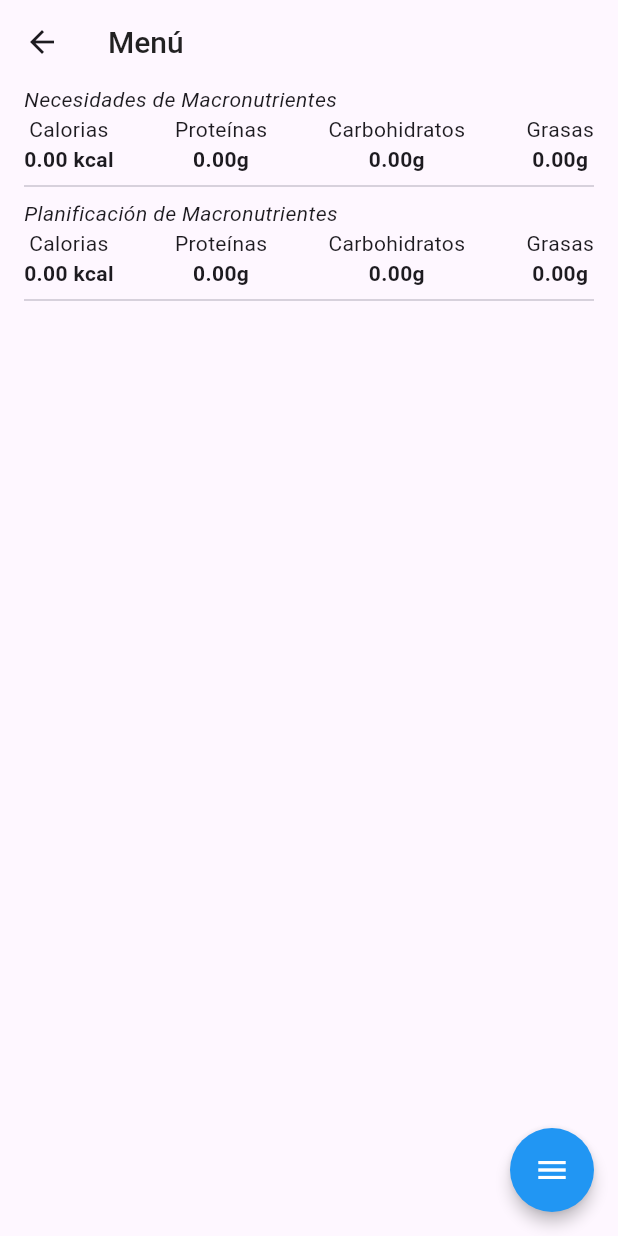
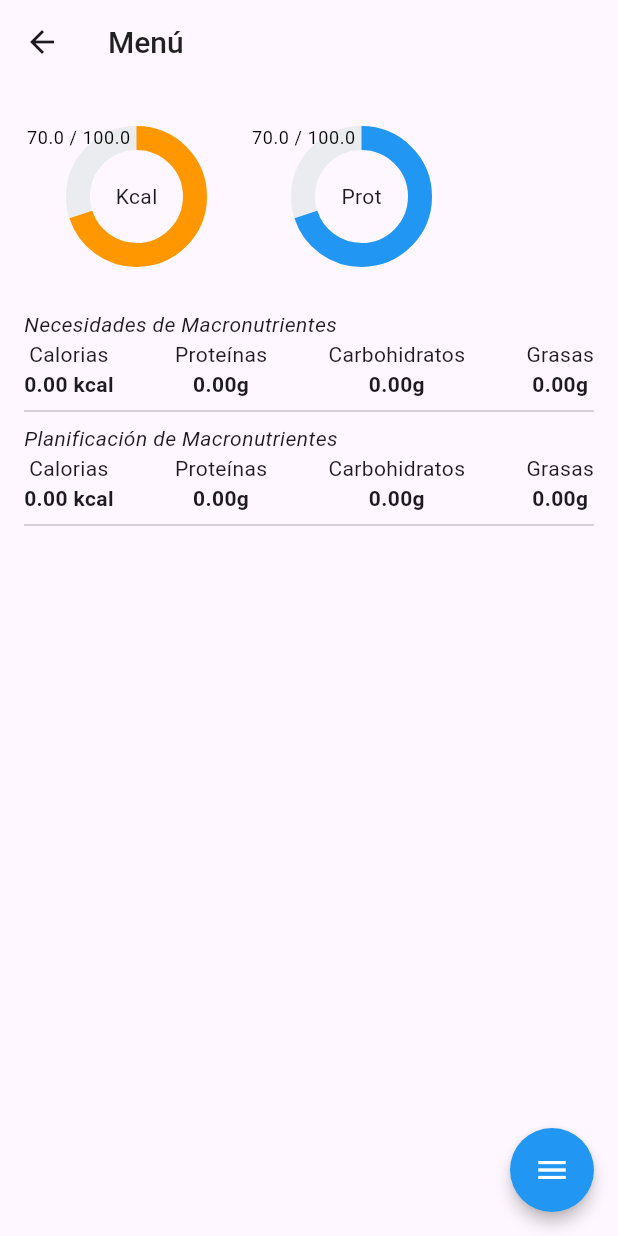
Before and after one commit to cardentey86/nutrition_fit_tracker, a Flutter app: the MenuScreen screen opened by its route, on a phone screen of 412 x 824 dp. Run offline on Flutter 3.47's test engine with Material 3 defaults, Android fonts, the phone set to English and light mode, and no system bars; our stand-ins replace flutter_slidable, flutter_svg, sqflite, syncfusion_flutter_charts; accounts and stored records are empty; project files that could hold a hidden picture were left out.

Commit message:
create chart menu

```diff
--- /dev/null
+++ b/lib/modules/menu/models/chart_model.dart
@@ -0,0 +1,6 @@
+class Data {
+  final String macro;
+  final double value;
+
+  Data(this.macro, this.value);
+}
--- a/lib/modules/menu/screens/menu_screen.dart
+++ b/lib/modules/menu/screens/menu_screen.dart
@@ -4,11 +4,13 @@ import 'package:nutrition_fit_traker/modules/food/models/food_model.dart';
 import 'package:nutrition_fit_traker/modules/indices/infrastructure/indices_controller.dart';
 import 'package:nutrition_fit_traker/modules/indices/models/consumo_macro.dart';
 import 'package:nutrition_fit_traker/modules/menu/infrastructure/menu_plato_controller.dart';
+import 'package:nutrition_fit_traker/modules/menu/models/chart_model.dart';
 import 'package:nutrition_fit_traker/modules/menu/models/menu.dart';
 import 'package:nutrition_fit_traker/modules/menu/models/menu_plato.dart';
 import 'package:nutrition_fit_traker/modules/menu/models/show_macro.dart';
 import 'package:nutrition_fit_traker/modules/menu/screens/menu_dialog.dart';
 import 'package:nutrition_fit_traker/modules/menu/screens/menu_plato_dialog.dart';
+import 'package:nutrition_fit_traker/modules/menu/widgets/menu_chart.dart';
 import 'package:syncfusion_flutter_charts/charts.dart';
 
 class MenuScreen extends StatefulWidget {
@@ -276,7 +278,30 @@ class _MyWidgetState extends State<MenuScreen> {
           child: Column(
             crossAxisAlignment: CrossAxisAlignment.start,
             children: [
-              //RadialChartSample(),
+              Row(
+                children: [
+                  SizedBox(
+                    height: 150,
+                    width: 150,
+                    child: MyChart(
+                      data: [Data('Caloria', 70)],
+                      maxValue: 100,
+                      seriesColor: Colors.orange,
+                      title: 'Kcal',
+                    ),
+                  ),
+                  SizedBox(
+                    height: 150,
+                    width: 150,
+                    child: MyChart(
+                      data: [Data('Proteina', 70)],
+                      maxValue: 100,
+                      seriesColor: Colors.blue,
+                      title: 'Prot',
+                    ),
+                  ),
+                ],
+              ),
               const Text(
                 'Necesidades de Macronutrientes',
                 style: TextStyle(fontStyle: FontStyle.italic),
@@ -634,65 +659,3 @@ class _MyWidgetState extends State<MenuScreen> {
     );
   }
 }
-
-/*
-class RadialBarChartExample extends StatelessWidget {
-  @override
-  Widget build(BuildContext context) {
-    return Container(
-      height: 300,
-      width: 300,
-      child: SfRadialGauge(
-        axes: <RadialAxis>[
-          RadialAxis(
-            minimum: 0,
-            maximum: 100,
-            ranges: <GaugeRange>[
-              GaugeRange(
-                startValue: 0,
-                endValue: 50,
-                color: Colors.red,
-                startWidth: 10,
-                endWidth: 10,
-              ),
-              GaugeRange(
-                startValue: 50,
-                endValue: 100,
-                color: Colors.green,
-                startWidth: 10,
-                endWidth: 10,
-              )
-            ],
-            pointers: <GaugePointer>[
-              MarkerPointer(
-                value: 70, // Valor de la serie
-                enableAnimation: true,
-                color: Colors.blue,
-                elevation: 5,
-                markerType: MarkerType.circle,
-                radius: '10%',
-              ),
-            ],
-            annotations: <GaugeAnnotation>[
-              GaugeAnnotation(
-                widget: Container(
-                  child: Text(
-                    '70',
-                    style: TextStyle(
-                      fontSize: 20,
-                      fontWeight: FontWeight.bold,
-                      color: Colors.black,
-                    ),
-                  ),
-                ),
-                angle: 90,
-                positionFactor: 0.5,
-              )
-            ],
-          )
-        ],
-      ),
-    );
-  }
-}
-*/
--- /dev/null
+++ b/lib/modules/menu/widgets/menu_chart.dart
@@ -0,0 +1,57 @@
+import 'package:flutter/material.dart';
+import 'package:nutrition_fit_traker/modules/menu/models/chart_model.dart';
+import 'package:syncfusion_flutter_charts/charts.dart';
+
+class MyChart extends StatefulWidget {
+  final String title;
+  final double maxValue;
+  final Color seriesColor;
+  final List<Data> data;
+
+  const MyChart({
+    super.key,
+    required this.maxValue,
+    required this.seriesColor,
+    required this.data,
+    required this.title,
+  });
+
+  @override
+  State<MyChart> createState() => _MyChartWidgetState();
+}
+
+class _MyChartWidgetState extends State<MyChart> {
+  @override
+  void initState() {
+    super.initState();
+  }
+
+  @override
+  Widget build(BuildContext context) {
+    return Stack(alignment: AlignmentDirectional.center, children: [
+      SfCircularChart(
+        series: <CircularSeries>[
+          RadialBarSeries<Data, String>(
+            dataSource: widget.data,
+            xValueMapper: (Data data, _) => data.macro,
+            yValueMapper: (Data data, _) => data.value,
+            maximumValue: widget.maxValue,
+            strokeColor: Colors.black,
+            gap: '10',
+            pointColorMapper: (datum, index) => widget.seriesColor,
+            dataLabelSettings: DataLabelSettings(
+                isVisible: true,
+                textStyle: TextStyle(
+                    color: widget.maxValue < widget.data.first.value
+                        ? Colors.red
+                        : Colors.black),
+                labelPosition: ChartDataLabelPosition.inside),
+            dataLabelMapper: (datum, index) =>
+                '${datum.value} / ${widget.maxValue}',
+          ),
+        ],
+      ),
+      Text(widget.title)
+    ]);
+  }
+}
--- a/pubspec.yaml
+++ b/pubspec.yaml
@@ -40,7 +40,7 @@ dependencies:
   cupertino_icons: ^1.0.8
   flutter_slidable: ^3.1.2
   flutter_svg: ^2.0.17
-  syncfusion_flutter_charts: ^28.2.11
+  syncfusion_flutter_charts: ^20.4.54
 
 dev_dependencies:
   flutter_test:
```
Also changed, not shown: pubspec.lock.
